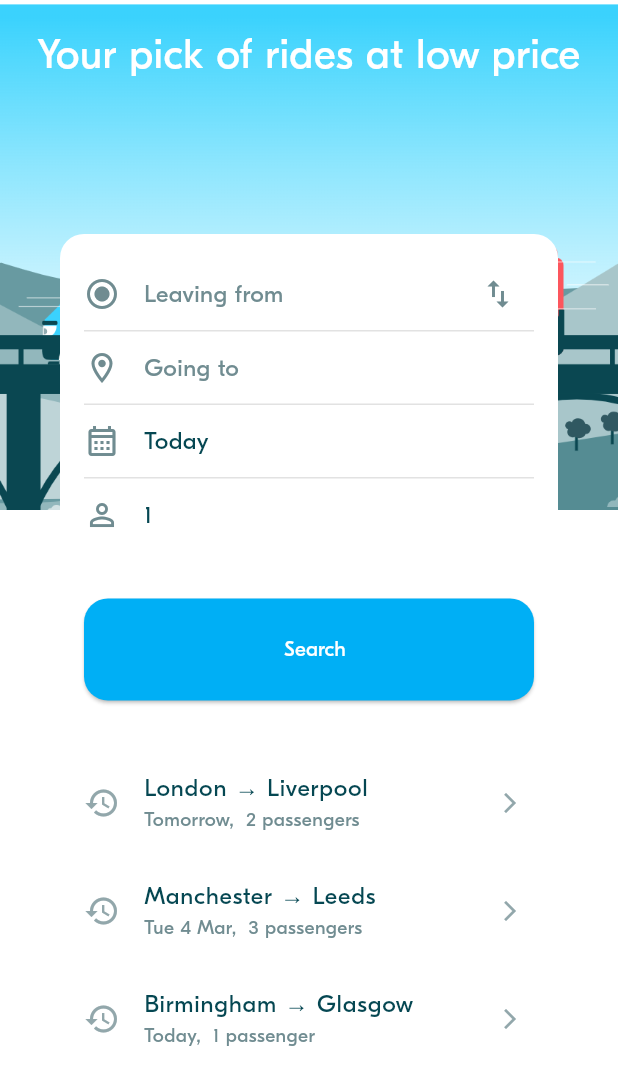
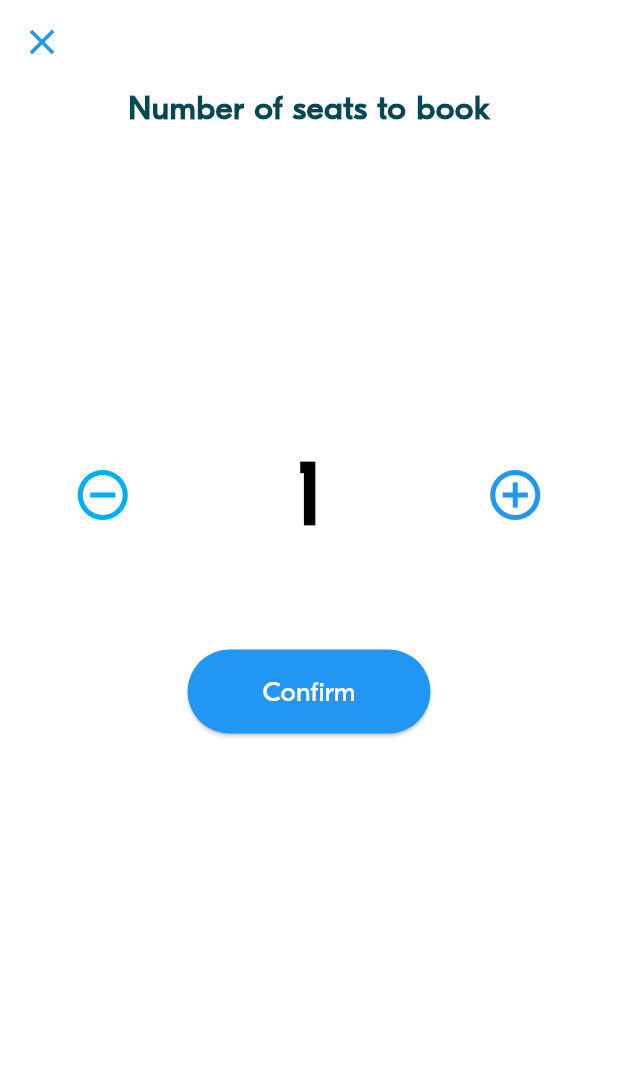
Before and after one commit to Vathana007/Advance_Mobile_Term2, a Flutter app: the screen it shows after launch, after a tap on an icon or button, on a phone screen of 412 x 824 dp. Shown: the top 1085 px of the screen. Run offline on Flutter 3.47's test engine with Material 3 defaults, Android fonts, the phone set to English and light mode, and no system bars; project files that could hold a hidden picture were left out.

Commit message:
BLA-008 - Implement the Seat number spinner

```diff
--- a/lib/screens/ride_pref/widgets/ride_pref_form.dart
+++ b/lib/screens/ride_pref/widgets/ride_pref_form.dart
@@ -1,6 +1,7 @@
 import 'package:flutter/material.dart';
 import 'package:week_3_blabla_project/screens/location_search_screen.dart';
 import 'package:week_3_blabla_project/screens/ride_search_screen.dart';
+import 'package:week_3_blabla_project/screens/seat_select_screen.dart';
 import 'package:week_3_blabla_project/theme/theme.dart';
 import 'package:week_3_blabla_project/utils/animations_util.dart';
 import 'package:week_3_blabla_project/widgets/actions/bla_button.dart';
@@ -199,6 +200,44 @@ class _RidePrefFormState extends State<RidePrefForm> {
       ),
     );
   }
+
+  // Implement the passenger count selection field
+  Widget _passengerField(dynamic requestedSeats) {
+    return InkWell(
+      onTap: () async {
+        // Navigate to SeatSelectionScreen and wait for selected seat count
+        final selectedSeats = await Navigator.push<int>(
+          context,
+          MaterialPageRoute(builder: (context) => const SeatSelectionScreen()),
+        );
+
+        // Update requestedSeats if user selected a value
+        if (selectedSeats != null) {
+          setState(() {
+            this.requestedSeats = selectedSeats;
+          });
+        }
+      },
+      child: Padding(
+        padding: const EdgeInsets.symmetric(vertical: BlaSpacings.s),
+        child: Row(
+          children: [
+            Icon(
+              Icons.person_outline,
+              color: BlaColors.neutralLight,
+              size: 24,
+            ),
+            const SizedBox(width: BlaSpacings.m),
+            Text(
+              '$requestedSeats',
+              style: BlaTextStyles.body.copyWith(
+                color: BlaColors.textNormal,
+              ),
+            ),
+          ],
+        ),
+      ),
+    );
   }
 
   // Implement a location selection field
@@ -257,31 +296,4 @@ Widget _dateField() {
       ),
     );
   }
-
-// Implement the passenger count selection field
-Widget _passengerField(dynamic requestedSeats) {
-  return InkWell(
-    onTap: () {
-      // TODO: Implement passenger selection
-    },
-    child: Padding(
-      padding: const EdgeInsets.symmetric(vertical: BlaSpacings.s),
-      child: Row(
-        children: [
-          Icon(
-            Icons.person_outline,
-            color: BlaColors.neutralLight,
-            size: 24,
-          ),
-          const SizedBox(width: BlaSpacings.m),
-          Text(
-            '$requestedSeats',
-            style: BlaTextStyles.body.copyWith(
-              color: BlaColors.textNormal,
-            ),
-          ),
-        ],
-      ),
-    ),
-  );
 }
--- /dev/null
+++ b/lib/screens/seat_select_screen.dart
@@ -0,0 +1,107 @@
+import 'package:flutter/material.dart';
+import 'package:week_3_blabla_project/theme/theme.dart';
+
+class SeatSelectionScreen extends StatefulWidget {
+  const SeatSelectionScreen({super.key});
+
+  @override
+  State<SeatSelectionScreen> createState() => _SeatSelectionScreenState();
+}
+
+class _SeatSelectionScreenState extends State<SeatSelectionScreen> {
+  int seats = 1; // Default seat count
+
+  // Increate Number by +1
+  void _increaseSeats() {
+    setState(() {
+      seats++;
+    });
+  }
+
+  // Decrease Number by -1
+  void _decreaseSeats() {
+    if (seats > 1) {
+      setState(() {
+        seats--;
+      });
+    }
+  }
+
+  @override
+  Widget build(BuildContext context) {
+    return Scaffold(
+      backgroundColor: BlaColors.white,
+      appBar: AppBar(
+        backgroundColor: BlaColors.white,
+        elevation: 0,
+        leading: IconButton(
+          icon: const Icon(Icons.close, color: Colors.blue, size: 28),
+          onPressed: () => Navigator.pop(context),
+        ),
+      ),
+      body: Column(
+        children: [
+          Text(
+            "Number of seats to book",
+            style: TextStyle(
+              fontSize: 22,
+              fontWeight: FontWeight.bold,
+              color: BlaColors.neutralDark,
+            ),
+          ),
+          const SizedBox(height: 200),
+          // Row for minus button, seat count, and plus button
+          Row(
+            mainAxisAlignment: MainAxisAlignment.center,
+            children: [
+              IconButton(
+                icon:
+                    Icon(Icons.remove_circle_outline, color: BlaColors.primary),
+                iconSize: 40,
+                onPressed: _decreaseSeats,
+              ),
+              Padding(
+                padding: const EdgeInsets.symmetric(horizontal: 100),
+                child: Text(
+                  "$seats",
+                  style: TextStyle(
+                    fontSize: 60,
+                    fontWeight: FontWeight.bold,
+                    color: Colors.black,
+                  ),
+                ),
+              ),
+              IconButton(
+                icon: const Icon(Icons.add_circle_outline, color: Colors.blue),
+                iconSize: 40,
+                onPressed: _increaseSeats,
+              ),
+            ],
+          ),
+
+          const SizedBox(height: 60),
+
+          // Confirm Button
+          // Confirm Button
+          ElevatedButton(
+            onPressed: () {
+              // Return the selected number of seats
+              Navigator.pop(context, seats);
+            },
+            style: ElevatedButton.styleFrom(
+              backgroundColor: Colors.blue,
+              shape: RoundedRectangleBorder(
+                borderRadius: BorderRadius.circular(30),
+              ),
+              padding: const EdgeInsets.symmetric(horizontal: 50, vertical: 15),
+            ),
+            child: const Text(
+              "Confirm",
+              style: TextStyle(fontSize: 18, color: Colors.white),
+            ),
+          ),
+        ],
+      ),
+    );
+  }
+}
```
Lines whose indentation alone changed are shown as unchanged.
